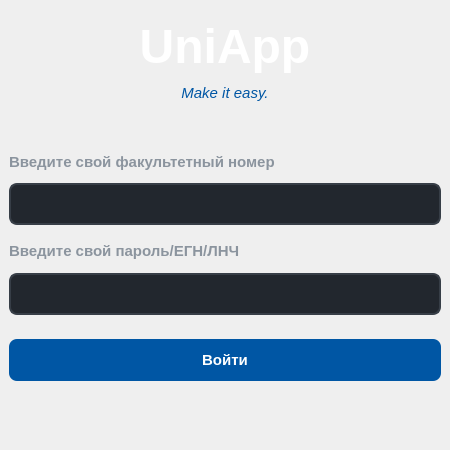
fomzzer/UniApp, file frontend/loginwindow.ui: the form before one commit.
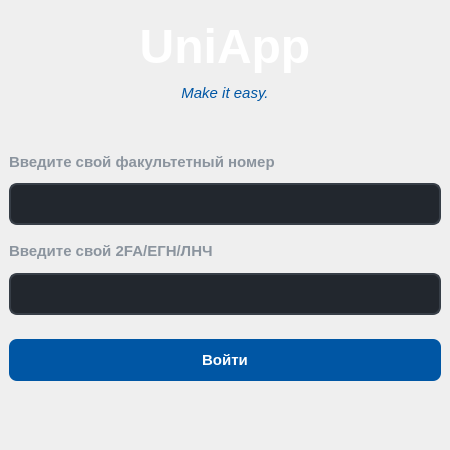
The form after the commit.

Commit message: v0.9.1: Logout button, login window refactor (better quality of life)

Patch:
```diff
--- a/frontend/loginwindow.ui
+++ b/frontend/loginwindow.ui
@@ -211,7 +211,7 @@
       <item>
        <widget class="QLabel" name="label_3">
         <property name="text">
-         <string>&lt;html&gt;&lt;head/&gt;&lt;body&gt;&lt;p&gt;&lt;span style=&quot; font-size:11pt;&quot;&gt;Введите свой пароль/ЕГН/ЛНЧ&lt;/span&gt;&lt;/p&gt;&lt;/body&gt;&lt;/html&gt;</string>
+         <string>&lt;html&gt;&lt;head/&gt;&lt;body&gt;&lt;p&gt;&lt;span style=&quot; font-size:11pt;&quot;&gt;Введите свой 2FA/ЕГН/ЛНЧ&lt;/span&gt;&lt;/p&gt;&lt;/body&gt;&lt;/html&gt;</string>
         </property>
        </widget>
       </item>
```
The commit also changes 6 other files.
